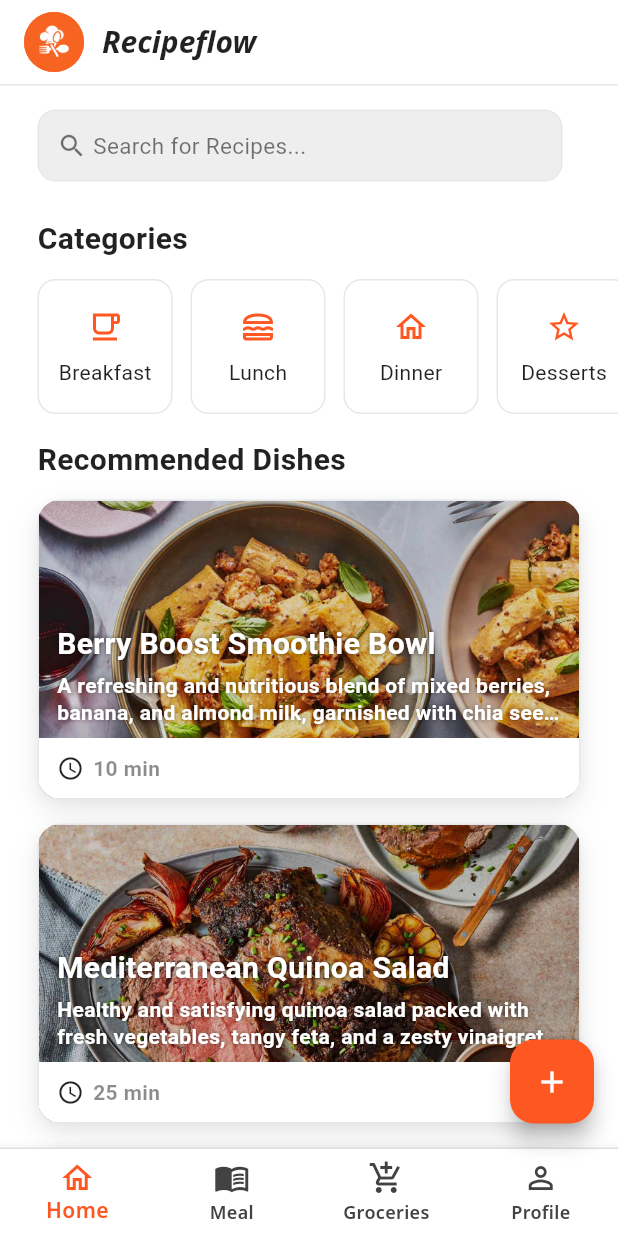
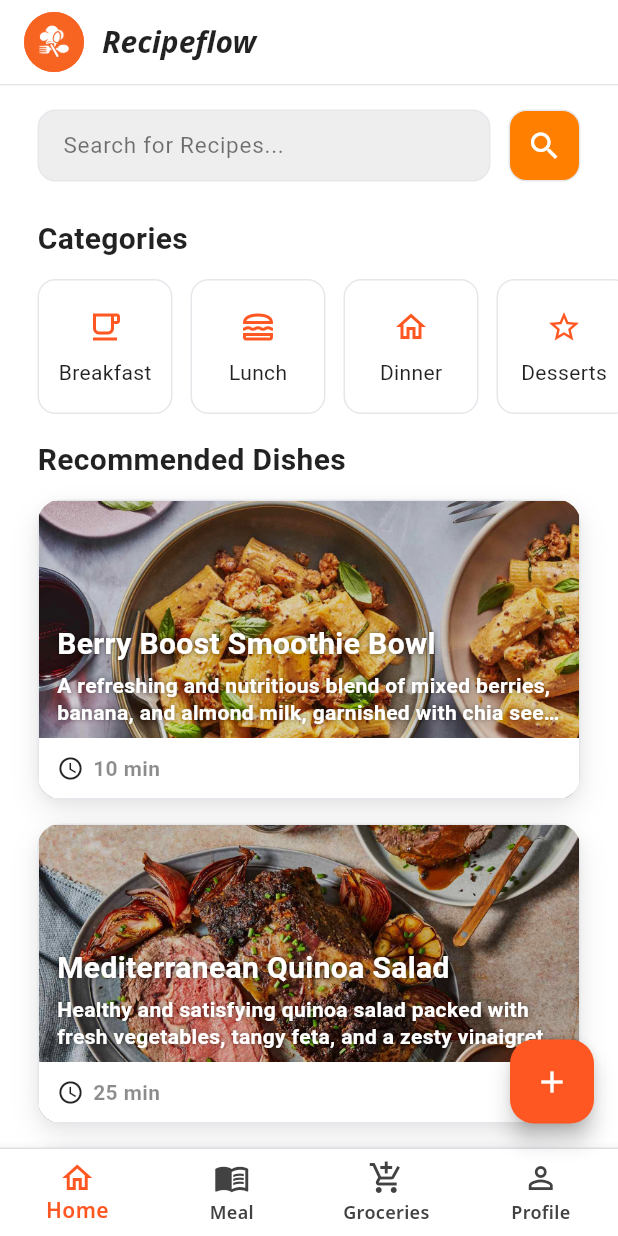
Before and after one commit to HuzaifaEjazDev/reciper_flow_techroz, a Flutter app: the MainScreen screen opened directly, on a phone screen of 412 x 824 dp. Run offline on Flutter 3.47's test engine with Material 3 defaults, Android fonts, the phone set to English and light mode, and no system bars; our stand-ins replace cloud_firestore, firebase_auth, firebase_core, google_fonts, image_picker; accounts and stored records are empty.

Commit message:
searchBar for HomeScreen

```diff
--- a/lib/views/screens/tabs/home_screen.dart
+++ b/lib/views/screens/tabs/home_screen.dart
@@ -5,8 +5,36 @@ import 'package:recipe_app/views/screens/recipe_details_screen.dart';
 import 'package:recipe_app/viewmodels/user/home_view_model.dart';
 import 'package:recipe_app/models/dish.dart';
 
-class HomeScreen extends StatelessWidget {
+class HomeScreen extends StatefulWidget {
   const HomeScreen({super.key});
+
+  @override
+  State<HomeScreen> createState() => _HomeScreenState();
+}
+
+class _HomeScreenState extends State<HomeScreen> {
+  final TextEditingController _searchController = TextEditingController();
+
+  @override
+  void dispose() {
+    _searchController.dispose();
+    super.dispose();
+  }
+
+  void _performSearch() {
+    final String query = _searchController.text.trim();
+    if (query.isNotEmpty) {
+      // Navigate to RecipeByAdminScreen with the search query
+      Navigator.of(context).push(
+        MaterialPageRoute(
+          builder: (_) => RecipeByAdminScreen(initialSearchQuery: query),
+        ),
+      ).then((_) {
+        // After returning from the search screen, we could optionally clear the search field
+        // _searchController.clear();
+      });
+    }
+  }
 
   @override
   Widget build(BuildContext context) {
@@ -31,14 +59,18 @@ class HomeScreen extends StatelessWidget {
                       ),
                       padding: const EdgeInsets.symmetric(horizontal: 12),
                       child: Row(
-                        children: const [
-                          Icon(Icons.search, color: Colors.black54, size: 20),
-                          SizedBox(width: 4),
+                        children: [
+                          // Removed the search icon from inside the field
+                          const SizedBox(width: 4),
                           Expanded(
-                            child: Text(
-                              'Search for Recipes...',
-                              style: TextStyle(color: Colors.black54, fontSize: 15),
-                              overflow: TextOverflow.ellipsis,
+                            child: TextField(
+                              controller: _searchController,
+                              decoration: const InputDecoration(
+                                isDense: true,
+                                border: InputBorder.none,
+                                hintText: 'Search for Recipes...',
+                                hintStyle: TextStyle(color: Colors.black54, fontSize: 15),
+                              ),
                             ),
                           ),
                         ],
@@ -46,6 +78,20 @@ class HomeScreen extends StatelessWidget {
                     ),
                   ),
                   const SizedBox(width: 12),
+                  // Added search button next to the search bar
+                  GestureDetector(
+                    onTap: _performSearch,
+                    child: Container(
+                      height: 48,
+                      width: 48,
+                      decoration: BoxDecoration(
+                        color: const Color(0xFFFF7F00),
+                        borderRadius: BorderRadius.circular(12),
+                        border: Border.all(color: const Color(0xFFE5E7EB)),
+                      ),
+                      child: const Icon(Icons.search, color: Colors.white),
+                    ),
+                  ),
                 ],
               ),
             ),
```
Also changed, not shown: lib/views/screens/recipe_by_admin_screen.dart (+8 -2 lines).
